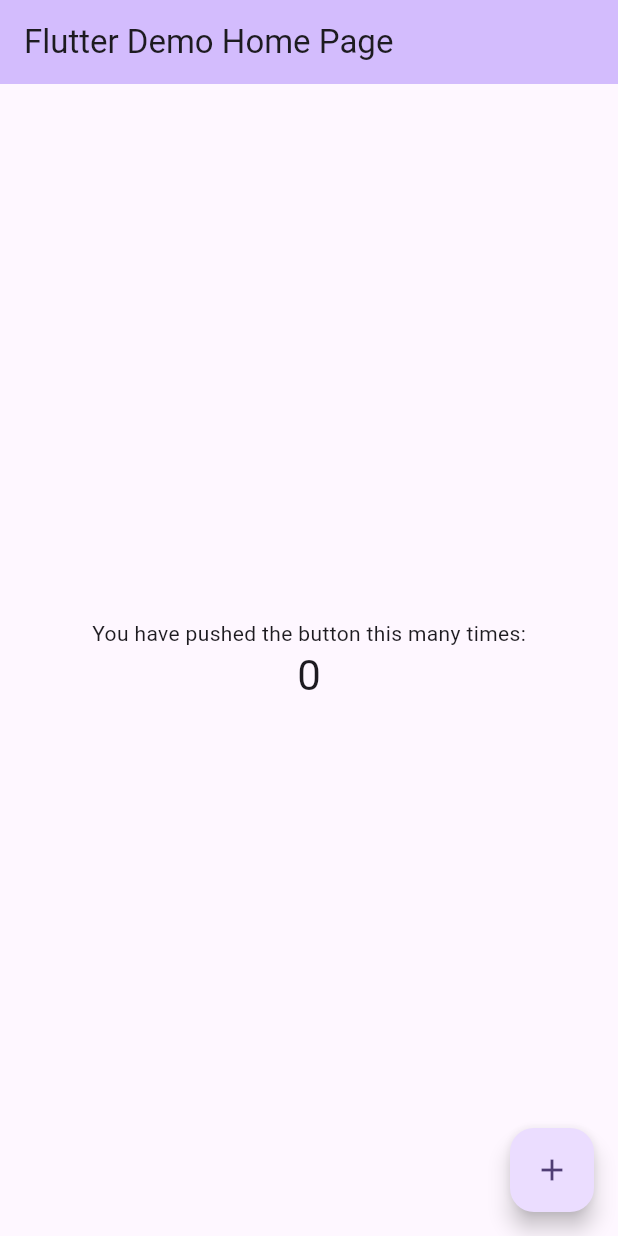
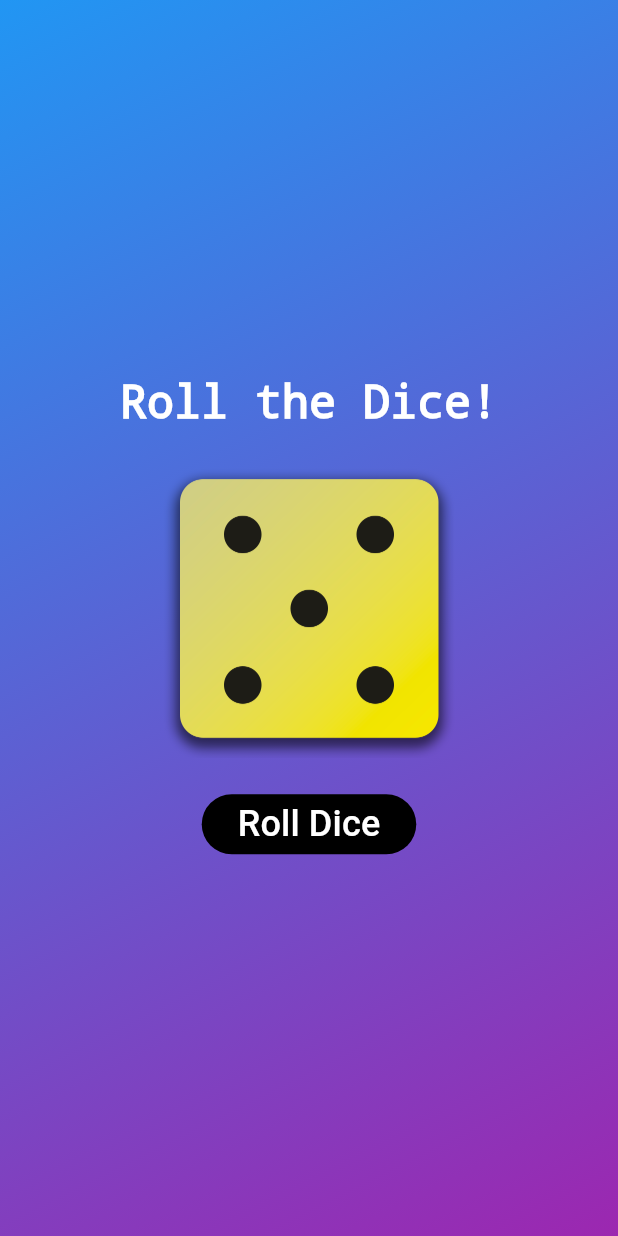
Before and after one commit to AZenhom/first_app, a Flutter app: the screen it shows after launch, on a phone screen of 412 x 824 dp. Run offline on Flutter 3.47's test engine with Material 3 defaults, Android fonts, the phone set to English and light mode, and no system bars.

Commit message:
stateless vs stateful

```diff
--- a/lib/main.dart
+++ b/lib/main.dart
@@ -1,3 +1,4 @@
+import 'package:first_app/screen_dice.dart';
 import 'package:flutter/material.dart';
 
 void main() {
@@ -13,113 +14,9 @@ class MyApp extends StatelessWidget {
     return MaterialApp(
       title: 'Flutter Demo',
       theme: ThemeData(
-        // This is the theme of your application.
-        //
-        // TRY THIS: Try running your application with "flutter run". You'll see
-        // the application has a purple toolbar. Then, without quitting the app,
-        // try changing the seedColor in the colorScheme below to Colors.green
-        // and then invoke "hot reload" (save your changes or press the "hot
-        // reload" button in a Flutter-supported IDE, or press "r" if you used
-        // the command line to start the app).
-        //
-        // Notice that the counter didn't reset back to zero; the application
-        // state is not lost during the reload. To reset the state, use hot
-        // restart instead.
-        //
-        // This works for code too, not just values: Most code changes can be
-        // tested with just a hot reload.
-        colorScheme: ColorScheme.fromSeed(seedColor: Colors.deepPurple),
         useMaterial3: true,
       ),
-      home: const MyHomePage(title: 'Flutter Demo Home Page'),
+      home: const DiceScreen(),
     );
   }
 }
-
-class MyHomePage extends StatefulWidget {
-  const MyHomePage({super.key, required this.title});
-
-  // This widget is the home page of your application. It is stateful, meaning
-  // that it has a State object (defined below) that contains fields that affect
-  // how it looks.
-
-  // This class is the configuration for the state. It holds the values (in this
-  // case the title) provided by the parent (in this case the App widget) and
-  // used by the build method of the State. Fields in a Widget subclass are
-  // always marked "final".
-
-  final String title;
-
-  @override
-  State<MyHomePage> createState() => _MyHomePageState();
-}
-
-class _MyHomePageState extends State<MyHomePage> {
-  int _counter = 0;
-
-  void _incrementCounter() {
-    setState(() {
-      // This call to setState tells the Flutter framework that something has
-      // changed in this State, which causes it to rerun the build method below
-      // so that the display can reflect the updated values. If we changed
-      // _counter without calling setState(), then the build method would not be
-      // called again, and so nothing would appear to happen.
-      _counter++;
-    });
-  }
-
-  @override
-  Widget build(BuildContext context) {
-    // This method is rerun every time setState is called, for instance as done
-    // by the _incrementCounter method above.
-    //
-    // The Flutter framework has been optimized to make rerunning build methods
-    // fast, so that you can just rebuild anything that needs updating rather
-    // than having to individually change instances of widgets.
-    return Scaffold(
-      appBar: AppBar(
-        // TRY THIS: Try changing the color here to a specific color (to
-        // Colors.amber, perhaps?) and trigger a hot reload to see the AppBar
-        // change color while the other colors stay the same.
-        backgroundColor: Theme.of(context).colorScheme.inversePrimary,
-        // Here we take the value from the MyHomePage object that was created by
-        // the App.build method, and use it to set our appbar title.
-        title: Text(widget.title),
-      ),
-      body: Center(
-        // Center is a layout widget. It takes a single child and positions it
-        // in the middle of the parent.
-        child: Column(
-          // Column is also a layout widget. It takes a list of children and
-          // arranges them vertically. By default, it sizes itself to fit its
-          // children horizontally, and tries to be as tall as its parent.
-          //
-          // Column has various properties to control how it sizes itself and
-          // how it positions its children. Here we use mainAxisAlignment to
-          // center the children vertically; the main axis here is the vertical
-          // axis because Columns are vertical (the cross axis would be
-          // horizontal).
-          //
-          // TRY THIS: Invoke "debug painting" (choose the "Toggle Debug Paint"
-          // action in the IDE, or press "p" in the console), to see the
-          // wireframe for each widget.
-          mainAxisAlignment: MainAxisAlignment.center,
-          children: <Widget>[
-            const Text(
-              'You have pushed the button this many times:',
-            ),
-            Text(
-              '$_counter',
-              style: Theme.of(context).textTheme.headlineMedium,
-            ),
-          ],
-        ),
-      ),
-      floatingActionButton: FloatingActionButton(
-        onPressed: _incrementCounter,
-        tooltip: 'Increment',
-        child: const Icon(Icons.add),
-      ), // This trailing comma makes auto-formatting nicer for build methods.
-    );
-  }
-}
--- /dev/null
+++ b/lib/screen_dice.dart
@@ -0,0 +1,28 @@
+import 'package:first_app/widget_dice_image.dart';
+import 'package:first_app/widget_white_text.dart';
+import 'package:flutter/material.dart';
+
+class DiceScreen extends StatelessWidget {
+  const DiceScreen({super.key});
+
+  @override
+  Widget build(BuildContext context) {
+    return Container(
+      decoration: const BoxDecoration(
+        gradient: LinearGradient(
+          colors: [Colors.blue, Colors.purple],
+          begin: Alignment.topLeft,
+          end: Alignment.bottomRight,
+        ),
+      ),
+      child: Column(
+        mainAxisAlignment: MainAxisAlignment.center,
+        children: <Widget>[
+          const WhiteText('Roll the Dice!', textSixe: 30),
+          const SizedBox(height: 20),
+          DiceImage(),
+        ],
+      ),
+    );
+  }
+}
--- /dev/null
+++ b/lib/widget_dice_image.dart
@@ -0,0 +1,50 @@
+import 'dart:math';
+
+import 'package:first_app/widget_white_text.dart';
+import 'package:flutter/material.dart';
+
+class DiceImage extends StatefulWidget {
+  const DiceImage({super.key});
+
+  @override
+  State<StatefulWidget> createState() {
+    return _DiceImageState();
+  }
+}
+
+class _DiceImageState extends State<DiceImage> {
+  Random random = Random();
+  late int diceFaceNumber;
+
+  @override
+  void initState() {
+    diceFaceNumber = random.nextInt(6) + 1;
+    super.initState();
+  }
+
+  @override
+  Widget build(BuildContext context) {
+    return Column(
+      mainAxisSize: MainAxisSize.min,
+      children: <Widget>[
+        Image.asset(
+          'assets/images/dice-$diceFaceNumber.png',
+          width: 200,
+        ),
+        const SizedBox(height: 20),
+        FilledButton(
+            onPressed: refreshDiceNumber,
+            style: const ButtonStyle(
+              backgroundColor: WidgetStatePropertyAll(Colors.black),
+            ),
+            child: const WhiteText("Roll Dice")),
+      ],
+    );
+  }
+
+  void refreshDiceNumber() {
+    setState(() {
+      diceFaceNumber = random.nextInt(6) + 1;
+    });
+  }
+}
--- /dev/null
+++ b/lib/widget_white_text.dart
@@ -0,0 +1,23 @@
+import 'package:flutter/material.dart';
+
+class WhiteText extends StatelessWidget {
+  final String text;
+  final double textSixe;
+
+  const WhiteText(
+    this.text, {
+    super.key,
+    this.textSixe = 24,
+  });
+
+  @override
+  Widget build(BuildContext context) {
+    return Text(
+      text,
+      style: TextStyle(
+          fontSize: textSixe,
+          color: Colors.white,
+          decoration: TextDecoration.none),
+    );
+  }
+}
```
Also changed, not shown: pubspec.yaml (+7 -3 lines), assets/images/dice-1.png (added), assets/images/dice-2.png (added), assets/images/dice-3.png (added), assets/images/dice-4.png (added), assets/images/dice-5.png (added), assets/images/dice-6.png (added).
